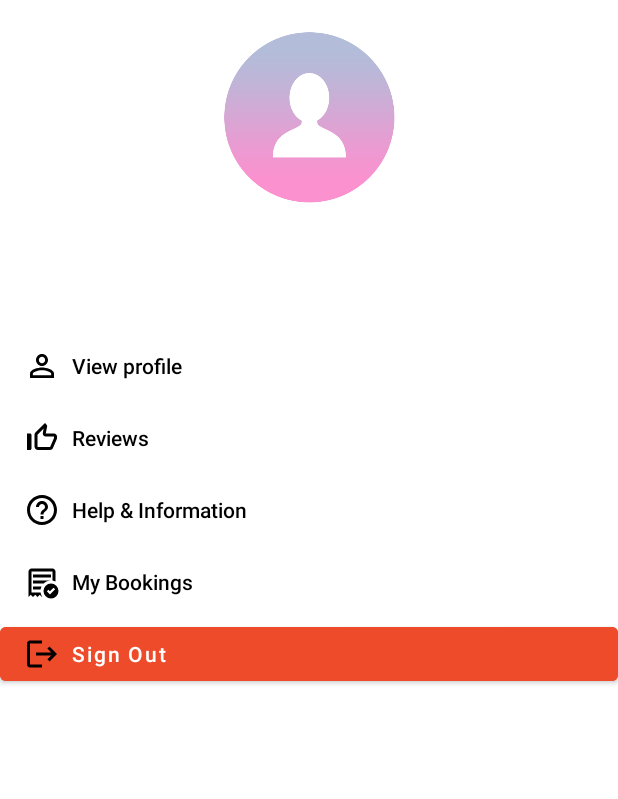
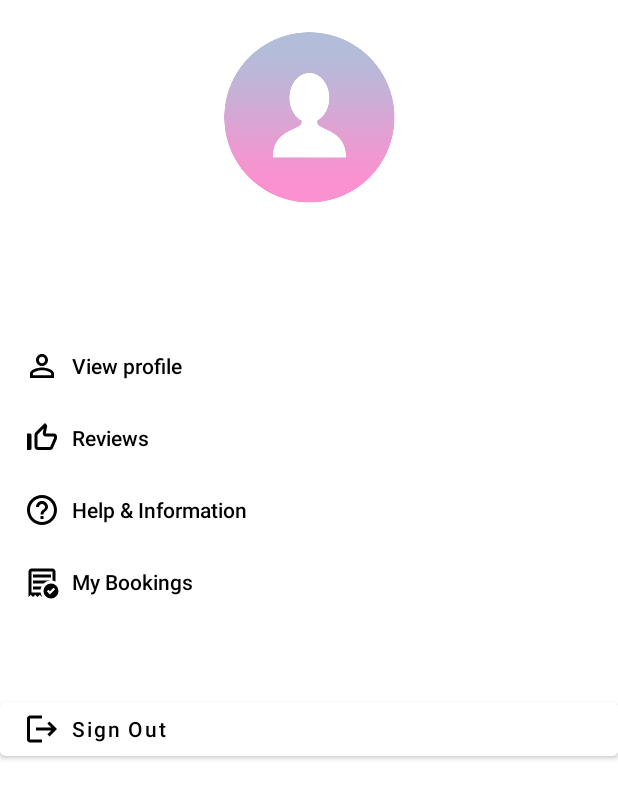
Before and after one commit to tientran505/hotel-booking-android-app, an Android app: the fragment ProfileFragment shown on its own in the app's theme, on a phone screen of 412 x 824 dp. Shown: the top 799 px of the screen. Run offline under Robolectric (Android 15) with nearby library versions, the phone set to English and light mode, and no system bars; our stand-ins replace Firebase (no records; nobody signed in at launch, a user with empty details on screens opened directly); 3 statements that could not run were skipped.

Commit message:
fixed: change color button and add margin of button signup

```diff
--- a/app/src/main/res/layout/fragment_log_in.xml
+++ b/app/src/main/res/layout/fragment_log_in.xml
@@ -54,7 +54,7 @@
         android:text="Sign In"
         android:textAllCaps="false"
         android:textColor="#ffffff"
-        android:background="#42A5F5"
+        android:background="#003580"
 
 
         app:layout_constraintEnd_toEndOf="@+id/inputPasswordEt"
--- a/app/src/main/res/layout/fragment_profile.xml
+++ b/app/src/main/res/layout/fragment_profile.xml
@@ -102,13 +102,15 @@
         android:id="@+id/signOutBtn"
         android:layout_width="0dp"
         android:layout_height="wrap_content"
+        android:layout_marginTop="50dp"
+        android:backgroundTint="#FFFFFF"
+        android:drawableLeft="@drawable/ic_logout"
+        android:gravity="left|center_vertical"
         android:text="Sign Out"
         android:textAllCaps="false"
-        android:textColor="#FFFFFF"
-        android:backgroundTint="#EE4B2B"
-        android:gravity="left|center_vertical"
-        android:drawableLeft="@drawable/ic_logout"
+        android:textColor="#000000"
         app:layout_constraintEnd_toEndOf="parent"
+        app:layout_constraintHorizontal_bias="0.0"
         app:layout_constraintStart_toStartOf="parent"
         app:layout_constraintTop_toBottomOf="@+id/myBookingBtn" />
 
--- a/app/src/main/res/layout/fragment_sign_up.xml
+++ b/app/src/main/res/layout/fragment_sign_up.xml
@@ -53,7 +53,7 @@
         android:text="Sign Up"
         android:textAllCaps="false"
         android:textColor="#ffffff"
-        android:background="#42A5F5"
+        android:background="#003580"
 
 
         app:layout_constraintEnd_toEndOf="@+id/inputPasswordEt"
```
